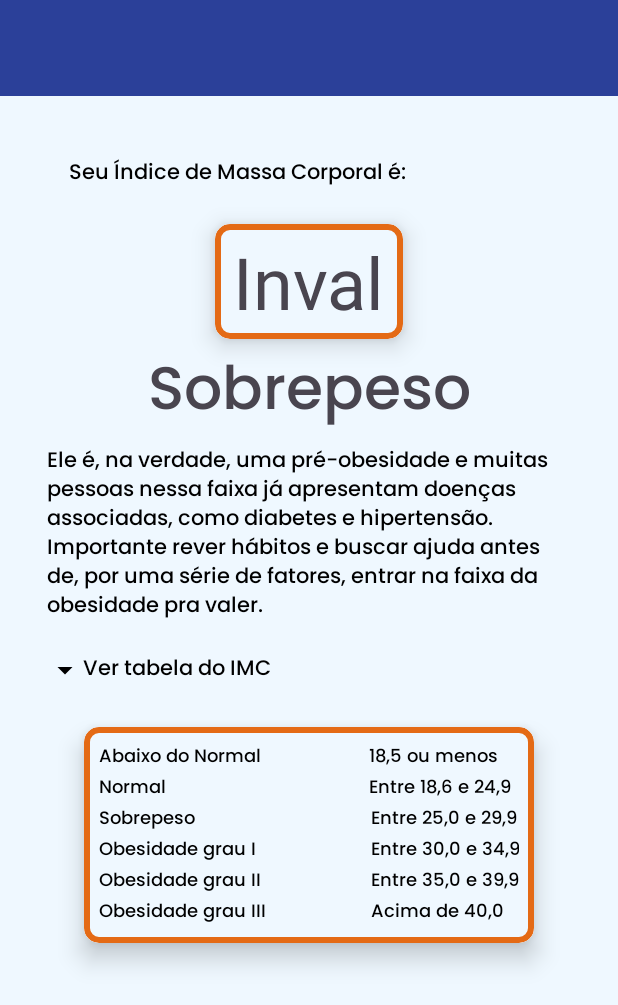
After one commit to ComunidadeDevSpace/FitSpace, an Android app: the ImcActivity screen opened directly, with no data from a screen before it, on a phone screen of 412 x 824 dp. The commit adds this screen. Shown: the top 1005 px of the screen. Run offline under Robolectric (Android 15) with nearby library versions, the phone set to English and light mode, and no system bars; our stand-ins replace Room's generated code.

Commit message:
imc screen

```diff
--- a/app/src/main/AndroidManifest.xml
+++ b/app/src/main/AndroidManifest.xml
@@ -3,8 +3,8 @@
     xmlns:tools="http://schemas.android.com/tools">
 
     <application
+        android:name=".FitSpaceApplication"
         android:allowBackup="true"
-        android:name=".FitSpaceApplication"
         android:dataExtractionRules="@xml/data_extraction_rules"
         android:fullBackupContent="@xml/backup_rules"
         android:icon="@mipmap/ic_launcher_fitspace"
@@ -13,6 +13,9 @@
         android:supportsRtl="true"
         android:theme="@style/Theme.FitSpace"
         tools:targetApi="31">
+        <activity
+            android:name=".presentation.view.ImcActivity"
+            android:exported="false" />
         <activity
             android:name=".presentation.view.GoalsActivity"
             android:exported="false" />
--- a/app/src/main/java/com/app/fitspace/data/local/UserGoalsDao.kt
+++ b/app/src/main/java/com/app/fitspace/data/local/UserGoalsDao.kt
@@ -1,8 +1,10 @@
 package com.app.fitspace.data.local
 
+import androidx.lifecycle.LiveData
 import androidx.room.Dao
 import androidx.room.Insert
 import androidx.room.OnConflictStrategy
+import androidx.room.Query
 import androidx.room.Update
 import com.app.fitspace.data.model.UserGoals
 
@@ -15,4 +17,9 @@ interface UserGoalsDao {
     @Update(onConflict = OnConflictStrategy.REPLACE)
     suspend fun updateGoals(userGoals: UserGoals)
 
+    @Query("SELECT weight FROM user_goals ORDER BY id DESC LIMIT 1")
+    fun getLastUserWeight(): Double
+
+    @Query("SELECT height FROM user_goals ORDER BY id DESC LIMIT 1")
+    fun getLastUserHeight(): Double
 }
--- a/app/src/main/java/com/app/fitspace/data/model/UserGoals.kt
+++ b/app/src/main/java/com/app/fitspace/data/model/UserGoals.kt
@@ -4,7 +4,7 @@ import android.widget.Spinner
 import androidx.room.Entity
 import androidx.room.PrimaryKey
 
-@Entity
+@Entity(tableName = "user_goals")
 data class UserGoals(
     @PrimaryKey(autoGenerate = true)
     val id:Int = 0,
--- a/app/src/main/java/com/app/fitspace/data/repository/UserRepositoryImpl.kt
+++ b/app/src/main/java/com/app/fitspace/data/repository/UserRepositoryImpl.kt
@@ -17,5 +17,4 @@ class UserRepositoryImpl(private val userDao: UserDao) : UserRepository {
     override suspend fun getUserByEmail(email: String): LiveData<List<User>> {
         return userDao.getUserByEmail(email)
     }
-
 }
--- a/app/src/main/java/com/app/fitspace/presentation/fragment/HomeFragment.kt
+++ b/app/src/main/java/com/app/fitspace/presentation/fragment/HomeFragment.kt
@@ -6,9 +6,11 @@ import androidx.fragment.app.Fragment
 import android.view.LayoutInflater
 import android.view.View
 import android.view.ViewGroup
+import android.widget.TextView
 import androidx.cardview.widget.CardView
 import com.app.fitspace.R
 import com.app.fitspace.presentation.view.GoalsActivity
+import com.app.fitspace.presentation.view.ImcActivity
 
 class HomeFragment : Fragment() {
     override fun onCreateView(
@@ -23,9 +25,15 @@ class HomeFragment : Fragment() {
         super.onViewCreated(view, savedInstanceState)
 
         val goalsButton = view.findViewById<CardView>(R.id.card_view_item_goal)
+        val bmi = view.findViewById<TextView>(R.id.text_view_item_bmi)
 
         goalsButton.setOnClickListener {
             val intent = Intent(requireContext(), GoalsActivity::class.java)
+            startActivity(intent)
+        }
+
+        bmi.setOnClickListener {
+            val intent = Intent(requireContext(), ImcActivity::class.java)
             startActivity(intent)
         }
     }
--- /dev/null
+++ b/app/src/main/java/com/app/fitspace/presentation/view/ImcActivity.kt
@@ -0,0 +1,103 @@
+package com.app.fitspace.presentation.view
+
+import android.opengl.Visibility
+import androidx.appcompat.app.AppCompatActivity
+import android.os.Bundle
+import android.util.Log
+import android.view.View
+import androidx.activity.viewModels
+import androidx.lifecycle.lifecycleScope
+import com.app.fitspace.R
+import com.app.fitspace.data.local.AppDatabase
+import com.app.fitspace.databinding.ActivityImcBinding
+import com.app.fitspace.presentation.viewmodel.UserGoalsViewModel
+import kotlinx.coroutines.CoroutineScope
+import kotlinx.coroutines.Dispatchers
+import kotlinx.coroutines.launch
+import kotlinx.coroutines.withContext
+
+class ImcActivity : AppCompatActivity() {
+
+    private lateinit var binding: ActivityImcBinding
+
+    private val viewModel: UserGoalsViewModel by viewModels {
+        UserGoalsViewModel.getVmFactory(application)
+    }
+
+    private lateinit var db: AppDatabase
+
+    override fun onCreate(savedInstanceState: Bundle?) {
+        super.onCreate(savedInstanceState)
+        binding = ActivityImcBinding.inflate(layoutInflater)
+        setContentView(binding.root)
+
+//         Initialize the database instance
+        db = AppDatabase.getInstance(this)
+
+
+//         Use a coroutine to perform database operations asynchronously
+        lifecycleScope.launch {
+            val height = withContext(Dispatchers.IO) {
+                db.userGoalsDao().getLastUserHeight()
+            }
+
+            val weight = withContext(Dispatchers.IO) {
+                db.userGoalsDao().getLastUserWeight()
+            }
+
+            if (height > 0 && weight > 0) {
+                val finalHeight = height * height
+                Log.e("TAGY", height.toString())
+                Log.e("TAGY", weight.toString())
+                val calculo = weight / finalHeight
+                binding.textViewImcResult.text = calculo.toString()
+
+                var classificacao = ""
+
+                if (calculo >= 18.5) {
+                    when (calculo) {
+                        in 18.5..24.9 -> {
+                            classificacao = "Normal"
+                        }
+
+                        in 25.0..29.9 -> {
+                            classificacao = "Sobrepeso I"
+
+                        }
+
+                        in 30.0..39.9 -> {
+                            classificacao = "Obesidade"
+                        }
+
+                        else -> {
+                            classificacao = "Obesidade Grave"
+                        }
+                    }
+                } else {
+                    classificacao = "Abaixo do peso"
+                }
+                binding.textViewClassificacao.text = classificacao
+
+            } else {
+                // Handle the case where height or weight is null or <= 0
+                // You may want to display an error message or handle it differently
+                binding.textViewImcResult.text = "Invalid data"
+            }
+
+        }
+
+        binding.apply {
+            textViewTabela.setOnClickListener {
+                if (informationCard.visibility == View.VISIBLE) {
+                    informationCard.visibility = View.INVISIBLE
+                    arrowDown.visibility = View.INVISIBLE
+                    arrowUp.visibility = View.VISIBLE
+                } else {
+                    informationCard.visibility = View.VISIBLE
+                    arrowDown.visibility = View.VISIBLE
+                    arrowUp.visibility = View.INVISIBLE
+                }
+            }
+        }
+    }
+}
--- a/app/src/main/java/com/app/fitspace/utils/ActionTypeGoals.kt
+++ b/app/src/main/java/com/app/fitspace/utils/ActionTypeGoals.kt
@@ -8,5 +8,7 @@ enum class ActionTypeGoals {
     UPDATE
 }
 
-data class GoalsAction(val userGoals: UserGoals?,
-                       val actionType:String) : Serializable
+data class GoalsAction(
+    val userGoals: UserGoals?,
+    val actionType: String
+) : Serializable
--- /dev/null
+++ b/app/src/main/res/drawable/baseline_arrow_drop_up_24.xml
@@ -0,0 +1,5 @@
+<vector android:height="24dp" android:tint="#000000"
+    android:viewportHeight="24" android:viewportWidth="24"
+    android:width="24dp" xmlns:android="http://schemas.android.com/apk/res/android">
+    <path android:fillColor="@android:color/white" android:pathData="M7,14l5,-5 5,5z"/>
+</vector>
--- /dev/null
+++ b/app/src/main/res/drawable/ic_arrow_down.xml
@@ -0,0 +1,5 @@
+<vector android:height="24dp" android:tint="#000000"
+    android:viewportHeight="24" android:viewportWidth="24"
+    android:width="24dp" xmlns:android="http://schemas.android.com/apk/res/android">
+    <path android:fillColor="@android:color/white" android:pathData="M7,10l5,5 5,-5z"/>
+</vector>
--- a/app/src/main/res/layout/activity_goals.xml
+++ b/app/src/main/res/layout/activity_goals.xml
@@ -25,7 +25,7 @@
 
         <androidx.constraintlayout.widget.ConstraintLayout
             android:layout_width="match_parent"
-            android:layout_height="match_parent"
+            android:layout_height="wrap_content"
             >
 
 
--- /dev/null
+++ b/app/src/main/res/layout/activity_imc.xml
@@ -0,0 +1,259 @@
+<?xml version="1.0" encoding="utf-8"?>
+<androidx.constraintlayout.widget.ConstraintLayout xmlns:android="http://schemas.android.com/apk/res/android"
+    xmlns:app="http://schemas.android.com/apk/res-auto"
+    xmlns:tools="http://schemas.android.com/tools"
+    android:layout_width="match_parent"
+    android:layout_height="match_parent"
+    android:background="@color/blue_background"
+    tools:context=".presentation.view.ImcActivity">
+
+    <include
+        android:id="@+id/include"
+        layout="@layout/toolbar" />
+
+    <TextView
+        android:id="@+id/tv_title"
+        style="@style/imc_text"
+        android:layout_width="wrap_content"
+        android:layout_height="wrap_content"
+        android:layout_marginStart="46dp"
+        android:layout_marginTop="40dp"
+        android:text="Seu Índice de Massa Corporal é:"
+        app:layout_constraintStart_toStartOf="parent"
+        app:layout_constraintTop_toBottomOf="@+id/include" />
+
+    <com.google.android.material.card.MaterialCardView
+        android:id="@+id/materialCardView"
+        android:layout_width="wrap_content"
+        android:layout_height="wrap_content"
+        android:layout_marginTop="21dp"
+        app:cardCornerRadius="10dp"
+        app:cardElevation="10dp"
+        app:layout_constraintEnd_toEndOf="parent"
+        app:layout_constraintStart_toStartOf="parent"
+        app:layout_constraintTop_toBottomOf="@id/tv_title"
+        app:strokeColor="@color/orange"
+        app:strokeWidth="4dp">
+
+        <androidx.constraintlayout.widget.ConstraintLayout
+            android:layout_width="wrap_content"
+            android:layout_height="wrap_content"
+            android:background="@color/blue_background">
+
+            <TextView
+                android:id="@+id/text_view_imc_result"
+                android:layout_width="wrap_content"
+                android:layout_height="wrap_content"
+                android:layout_marginStart="12dp"
+                android:layout_marginTop="6dp"
+                android:layout_marginEnd="12dp"
+                android:layout_marginBottom="6dp"
+                android:text="25,5"
+                android:maxLines="1"
+                android:maxLength="5"
+                android:textSize="48sp"
+                app:layout_constraintBottom_toBottomOf="parent"
+                app:layout_constraintEnd_toEndOf="parent"
+                app:layout_constraintStart_toStartOf="parent"
+                app:layout_constraintTop_toTopOf="parent" />
+
+        </androidx.constraintlayout.widget.ConstraintLayout>
+
+    </com.google.android.material.card.MaterialCardView>
+
+    <TextView
+        android:id="@+id/text_view_classificacao"
+        android:layout_width="wrap_content"
+        android:layout_height="wrap_content"
+        android:layout_marginTop="3dp"
+        android:fontFamily="@font/poppins_medium"
+        android:text="Sobrepeso"
+        android:textSize="40sp"
+        app:layout_constraintEnd_toEndOf="parent"
+        app:layout_constraintStart_toStartOf="parent"
+        app:layout_constraintTop_toBottomOf="@+id/materialCardView" />
+
+    <LinearLayout
+        android:id="@+id/linearLayout"
+        android:layout_width="350dp"
+        android:layout_height="wrap_content"
+        android:orientation="vertical"
+        app:layout_constraintEnd_toEndOf="parent"
+        app:layout_constraintStart_toStartOf="parent"
+        app:layout_constraintTop_toBottomOf="@+id/text_view_classificacao">
+
+        <TextView
+            style="@style/imc_text"
+            android:layout_width="wrap_content"
+            android:layout_height="wrap_content"
+            android:text="Ele é, na verdade, uma pré-obesidade e muitas pessoas nessa faixa já apresentam doenças associadas, como diabetes e hipertensão. Importante rever hábitos e buscar ajuda antes de, por uma série de fatores, entrar na faixa da obesidade pra valer." />
+
+    </LinearLayout>
+
+    <ImageView
+        android:id="@+id/arrow_down"
+        android:layout_width="wrap_content"
+        android:layout_height="wrap_content"
+        android:layout_marginTop="18dp"
+        android:visibility="visible"
+        android:src="@drawable/ic_arrow_down"
+        app:layout_constraintStart_toStartOf="@+id/linearLayout"
+        app:layout_constraintTop_toBottomOf="@id/linearLayout" />
+
+    <ImageView
+        android:id="@+id/arrow_up"
+        android:layout_width="wrap_content"
+        android:layout_height="wrap_content"
+        android:layout_marginTop="18dp"
+        android:visibility="invisible"
+        android:src="@drawable/baseline_arrow_drop_up_24"
+        app:layout_constraintStart_toStartOf="@+id/linearLayout"
+        app:layout_constraintTop_toBottomOf="@id/linearLayout" />
+
+    <TextView
+        android:id="@+id/text_view_tabela"
+        style="@style/imc_text"
+        android:layout_width="wrap_content"
+        android:layout_height="wrap_content"
+        android:layout_marginTop="18dp"
+        android:text="Ver tabela do IMC"
+        app:layout_constraintStart_toEndOf="@+id/arrow_up"
+        app:layout_constraintTop_toBottomOf="@+id/linearLayout" />
+
+    <com.google.android.material.card.MaterialCardView
+        android:id="@+id/information_card"
+        android:layout_width="300dp"
+        android:layout_height="wrap_content"
+        android:layout_marginTop="26dp"
+        android:visibility="visible"
+        app:cardCornerRadius="10dp"
+        app:cardElevation="10dp"
+        app:layout_constraintEnd_toEndOf="parent"
+        app:layout_constraintStart_toStartOf="parent"
+        app:layout_constraintTop_toBottomOf="@+id/text_view_tabela"
+        app:strokeColor="@color/orange"
+        app:strokeWidth="4dp">
+
+        <androidx.constraintlayout.widget.ConstraintLayout
+            android:layout_width="match_parent"
+            android:layout_height="wrap_content"
+            android:background="@color/blue_background"
+            android:padding="10dp">
+
+            <TextView
+                android:id="@+id/abaixo_do_peso"
+                style="@style/imc_info"
+                android:layout_width="wrap_content"
+                android:layout_height="wrap_content"
+                android:text="Abaixo do Normal"
+                app:layout_constraintStart_toStartOf="parent"
+                app:layout_constraintTop_toTopOf="parent" />
+
+            <TextView
+                android:id="@+id/normal"
+                style="@style/imc_info"
+                android:layout_width="wrap_content"
+                android:layout_height="wrap_content"
+                android:text="Normal"
+                app:layout_constraintStart_toStartOf="parent"
+                app:layout_constraintTop_toBottomOf="@id/abaixo_do_peso" />
+
+            <TextView
+                android:id="@+id/sobrepeso"
+                style="@style/imc_info"
+                android:layout_width="wrap_content"
+                android:layout_height="wrap_content"
+                android:text="Sobrepeso"
+                app:layout_constraintStart_toStartOf="parent"
+                app:layout_constraintTop_toBottomOf="@id/normal" />
+
+            <TextView
+                android:id="@+id/obesidadeI"
+                style="@style/imc_info"
+                android:layout_width="wrap_content"
+                android:layout_height="wrap_content"
+                android:text="Obesidade grau I"
+                app:layout_constraintStart_toStartOf="parent"
+                app:layout_constraintTop_toBottomOf="@id/sobrepeso" />
+
+            <TextView
+                android:id="@+id/obesidadeII"
+                style="@style/imc_info"
+                android:layout_width="wrap_content"
+                android:layout_height="wrap_content"
+                android:text="Obesidade grau II"
+                app:layout_constraintStart_toStartOf="parent"
+                app:layout_constraintTop_toBottomOf="@id/obesidadeI" />
+
+            <TextView
+                android:id="@+id/obesidadeIII"
+                style="@style/imc_info"
+                android:layout_width="wrap_content"
+                android:layout_height="wrap_content"
+                android:text="Obesidade grau III"
+                app:layout_constraintStart_toStartOf="parent"
+                app:layout_constraintTop_toBottomOf="@id/obesidadeII" />
+
+            <TextView
+                android:id="@+id/abaixo_do_peso2"
+                style="@style/imc_info"
+                android:layout_width="wrap_content"
+                android:layout_height="wrap_content"
+                android:layout_marginEnd="14dp"
+                android:text="18,5 ou menos"
+                app:layout_constraintEnd_toEndOf="parent"
+                app:layout_constraintTop_toTopOf="@+id/abaixo_do_peso" />
+
+            <TextView
+                android:id="@+id/normal2"
+                style="@style/imc_info"
+                android:layout_width="wrap_content"
+                android:layout_height="wrap_content"
+                android:text="Entre 18,6 e 24,9"
+                app:layout_constraintStart_toStartOf="@+id/abaixo_do_peso2"
+                app:layout_constraintTop_toBottomOf="@+id/abaixo_do_peso2" />
+
+            <TextView
+                android:id="@+id/sobrepeso2"
+                style="@style/imc_info"
+                android:layout_width="wrap_content"
+                android:layout_height="wrap_content"
+                android:text="Entre 25,0 e 29,9"
+                app:layout_constraintEnd_toEndOf="parent"
+                app:layout_constraintStart_toStartOf="@+id/abaixo_do_peso2"
+                app:layout_constraintTop_toBottomOf="@+id/normal2" />
+
+            <TextView
+                android:id="@+id/obesidadeI2"
+                style="@style/imc_info"
+                android:layout_width="wrap_content"
+                android:layout_height="wrap_content"
+                android:text="Entre 30,0 e 34,9"
+                app:layout_constraintEnd_toEndOf="parent"
+                app:layout_constraintStart_toStartOf="@+id/sobrepeso2"
+                app:layout_constraintTop_toBottomOf="@+id/sobrepeso2" />
+
+            <TextView
+                android:id="@+id/obesidadeII2"
+                style="@style/imc_info"
+                android:layout_width="wrap_content"
+                android:layout_height="wrap_content"
+                android:text="Entre 35,0 e 39,9"
+                app:layout_constraintEnd_toEndOf="parent"
+                app:layout_constraintStart_toStartOf="@+id/obesidadeI2"
+                app:layout_constraintTop_toBottomOf="@+id/obesidadeI2" />
+
+            <TextView
+                android:id="@+id/obesidadeIII2"
+                style="@style/imc_info"
+                android:layout_width="wrap_content"
+                android:layout_height="wrap_content"
+                android:text="Acima de 40,0"
+                app:layout_constraintStart_toStartOf="@+id/obesidadeII2"
+                app:layout_constraintTop_toBottomOf="@+id/obesidadeII2" />
+
+        </androidx.constraintlayout.widget.ConstraintLayout>
+
+    </com.google.android.material.card.MaterialCardView>
+
+</androidx.constraintlayout.widget.ConstraintLayout>
--- a/app/src/main/res/values/themes.xml
+++ b/app/src/main/res/values/themes.xml
@@ -55,4 +55,16 @@
         <item name="android:textSize">14sp</item>
     </style>
 
+    <style name="imc_text" parent="Widget.AppCompat.TextView">
+        <item name="fontFamily">@font/poppins_medium</item>
+        <item name="android:textColor">@color/black</item>
+        <item name="android:textSize">14sp</item>
+    </style>
+
+    <style name="imc_info" parent="Widget.AppCompat.TextView">
+        <item name="fontFamily">@font/poppins_medium</item>
+        <item name="android:textColor">@color/black</item>
+        <item name="android:textSize">12sp</item>
+    </style>
+
 </resources>
```
Also changed, not shown: app/src/main/java/com/app/fitspace/presentation/view/GoalsActivity.kt (+13 -12 lines), app/src/main/java/com/app/fitspace/presentation/viewmodel/UserGoalsViewModel.kt (+13 -13 lines).
